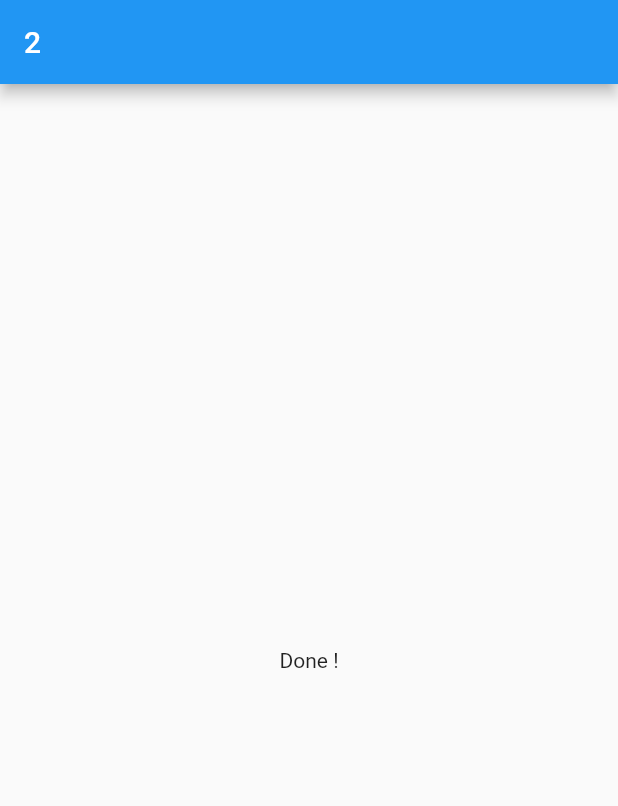
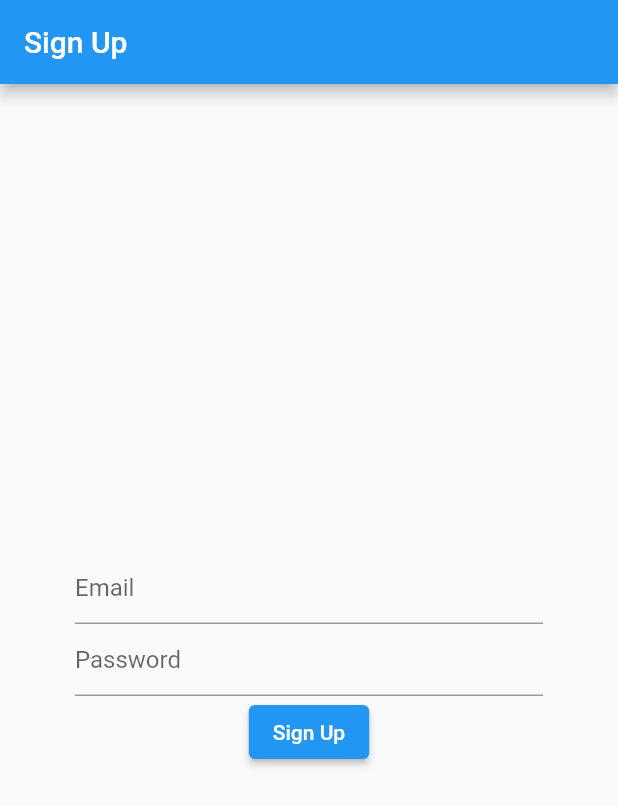
Before and after one commit to mortadha1144/future_flutter, a Flutter app: the screen it shows after launch, on a phone screen of 412 x 824 dp. Shown: the top 806 px of the screen. Run offline on Flutter 3.47's test engine with Material 2 defaults, Android fonts, the phone set to English and light mode, and no system bars; our stand-ins replace shared_preferences.

Commit message:
shared prefrences added

```diff
--- a/lib/main.dart
+++ b/lib/main.dart
@@ -1,7 +1,19 @@
 import 'package:flutter/material.dart';
+//import 'package:future_flutter/shared_prefrences/shared_prefrences.dart';
+import 'package:future_flutter/shared_prefrences/sign.dart';
+import 'package:shared_preferences/shared_preferences.dart';
+//import 'package:url_launcher/url_launcher.dart';
+//import 'package:url_launcher/url_launcher_string.dart';
+//import 'package:future_flutter/future.dart';
+//import 'package:future_flutter/stream.dart';
 
-void main() {
-  runApp(const MyApp());
+void main() async {
+  WidgetsFlutterBinding.ensureInitialized();
+  SharedPreferences pref = await SharedPreferences.getInstance();
+  var email = pref.get('email');
+  var pass = pref.get('pass');
+
+  runApp(email != null && pass != null ? const MyApp() : const MySign());
 }
 
 int info(int a) {
@@ -30,20 +42,11 @@ class MyHomePage extends StatefulWidget {
 class _MyHomePageState extends State<MyHomePage> {
   @override
   Widget build(BuildContext context) {
-    return FutureBuilder(
-      future: Future.delayed(const Duration(seconds: 2), () => info(2)),
-      builder: (context, snapshot) {
-        return Scaffold(
-          appBar: AppBar(
-            title: Text(snapshot.hasData ? '${snapshot.data}' : 'Demo'),
-          ),
-          body: Center(
-            child: snapshot.connectionState == ConnectionState.waiting
-                ? const CircularProgressIndicator()
-                : const Text('Done !'),
-          ),
-        );
-      },
+    return Scaffold(
+      appBar: AppBar(title: const Text('Main')),
+      body: const Center(
+        child: Text('Home Page'),
+      ),
     );
   }
 }
--- /dev/null
+++ b/lib/shared_prefrences/sign.dart
@@ -0,0 +1,67 @@
+
+import 'package:flutter/material.dart';
+import 'package:future_flutter/main.dart';
+import 'package:shared_preferences/shared_preferences.dart';
+
+class MySign extends StatelessWidget {
+  const MySign({super.key});
+
+  @override
+  Widget build(BuildContext context) {
+    return const MaterialApp(
+      debugShowCheckedModeBanner: false,
+      home: Sign(),
+    );
+  }
+}
+
+class Sign extends StatefulWidget {
+  const Sign({super.key});
+
+  @override
+  State<Sign> createState() => _SignState();
+}
+
+class _SignState extends State<Sign> {
+  @override
+  Widget build(BuildContext context) {
+    String _email = '';
+    String _password = '';
+
+    final _emailController = TextEditingController();
+    final _passwordController = TextEditingController();
+
+    return Scaffold(
+      appBar: AppBar(title: const Text('Sign Up')),
+      body: Container(
+        padding: const EdgeInsets.all(50),
+        child: Column(
+          mainAxisAlignment: MainAxisAlignment.center,
+          children: [
+            TextField(
+              decoration: const InputDecoration(hintText: 'Email'),
+              controller: _emailController,
+            ),
+            TextField(
+              decoration: const InputDecoration(hintText: 'Password'),
+              controller: _passwordController,
+            ),
+            ElevatedButton(
+              onPressed: () async{
+                SharedPreferences pref =await SharedPreferences.getInstance();
+                pref.setString('email',_emailController.text);
+                pref.setString('pass',_passwordController.text);
+
+
+
+                Navigator.of(context).pushReplacement(
+                    MaterialPageRoute(builder: (context) => const MyApp()));
+              },
+              child: const Text('Sign Up'),
+            ),
+          ],
+        ),
+      ),
+    );
+  }
+}
--- a/pubspec.yaml
+++ b/pubspec.yaml
@@ -36,6 +36,8 @@ dependencies:
   # The following adds the Cupertino Icons font to your application.
   # Use with the CupertinoIcons class for iOS style icons.
   cupertino_icons: ^1.0.2
+  url_launcher: ^6.1.6
+  shared_preferences: ^2.0.15
 
 dev_dependencies:
   flutter_test:
```
Also changed, not shown: lib/future.dart (added, +31 -0 lines), lib/shared_prefrences/another.dart (added, +85 -0 lines), lib/shared_prefrences/shared_prefrences.dart (added, +49 -0 lines), lib/stream.dart (added, +31 -0 lines), lib/url_launcher.dart (added, +38 -0 lines), lib/shared_prefrences/home.dart (added), pubspec.lock, 7 other files.
